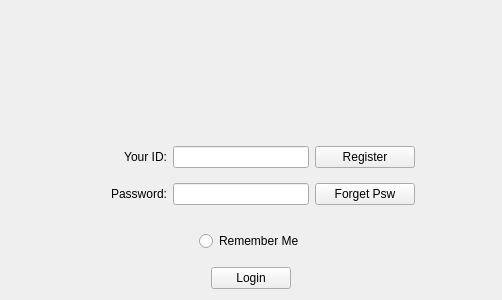
Old version of the form chat/login.ui in the repository bitlinux/qtchat.
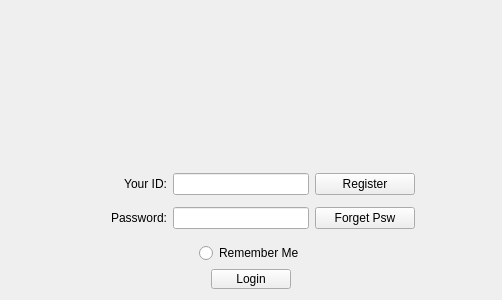
New version of the form.

Commit message: Change login header size

```diff
--- a/chat/login.ui
+++ b/chat/login.ui
@@ -29,19 +29,41 @@
    <item>
     <layout class="QVBoxLayout" name="verticalLayout">
      <item>
-      <layout class="QHBoxLayout" name="horizontalLayout_2">
+      <layout class="QHBoxLayout" name="horizontalLayout_2" stretch="0,0,0">
+       <property name="spacing">
+        <number>6</number>
+       </property>
+       <property name="sizeConstraint">
+        <enum>QLayout::SetMinimumSize</enum>
+       </property>
+       <item>
+        <spacer name="verticalSpacer">
+         <property name="orientation">
+          <enum>Qt::Vertical</enum>
+         </property>
+         <property name="sizeType">
+          <enum>QSizePolicy::Maximum</enum>
+         </property>
+         <property name="sizeHint" stdset="0">
+          <size>
+           <width>5</width>
+           <height>200</height>
+          </size>
+         </property>
+        </spacer>
+       </item>
        <item>
         <widget class="QLabel" name="talkphoto">
          <property name="minimumSize">
           <size>
            <width>200</width>
-           <height>120</height>
+           <height>100</height>
           </size>
          </property>
          <property name="maximumSize">
           <size>
            <width>200</width>
-           <height>120</height>
+           <height>100</height>
           </size>
          </property>
          <property name="text">
@@ -52,6 +74,19 @@
          </property>
         </widget>
        </item>
+       <item>
+        <spacer name="verticalSpacer_2">
+         <property name="orientation">
+          <enum>Qt::Vertical</enum>
+         </property>
+         <property name="sizeHint" stdset="0">
+          <size>
+           <width>20</width>
+           <height>40</height>
+          </size>
+         </property>
+        </spacer>
+       </item>
       </layout>
      </item>
      <item>
@@ -209,7 +244,13 @@
          <property name="minimumSize">
           <size>
            <width>0</width>
-           <height>40</height>
+           <height>20</height>
+          </size>
+         </property>
+         <property name="maximumSize">
+          <size>
+           <width>16777215</width>
+           <height>20</height>
           </size>
          </property>
          <property name="text">
@@ -255,6 +296,12 @@
            <height>20</height>
           </size>
          </property>
+         <property name="maximumSize">
+          <size>
+           <width>16777215</width>
+           <height>40</height>
+          </size>
+         </property>
          <property name="text">
           <string>Login</string>
          </property>
```
The commit also changes 118 other files.
